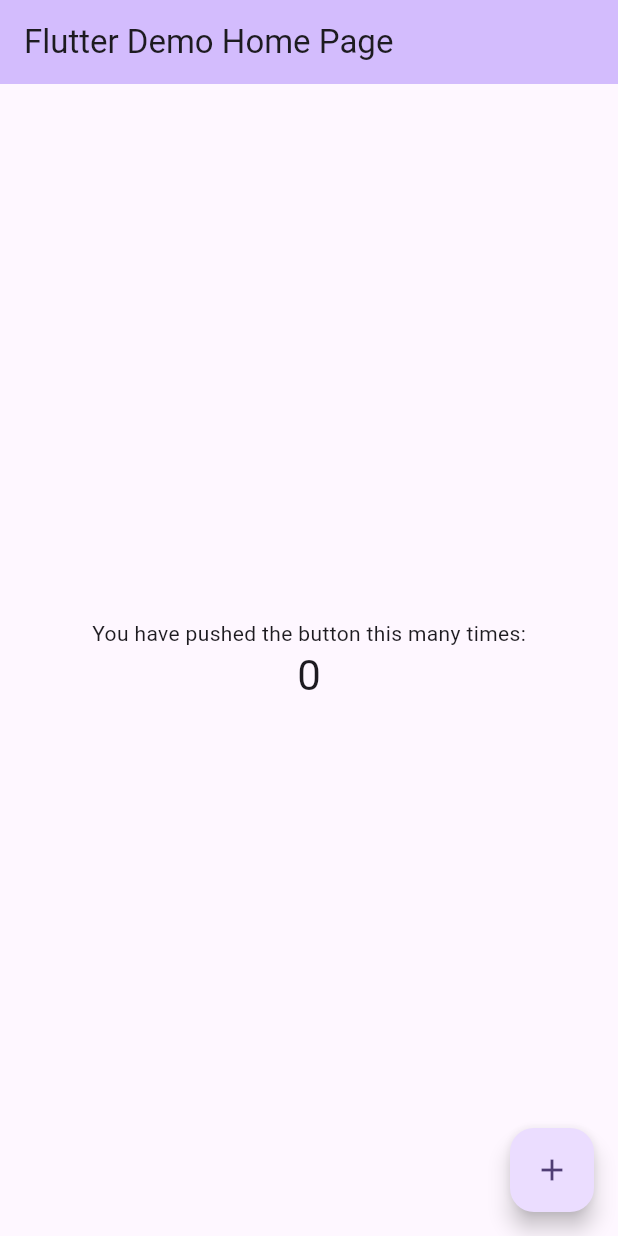
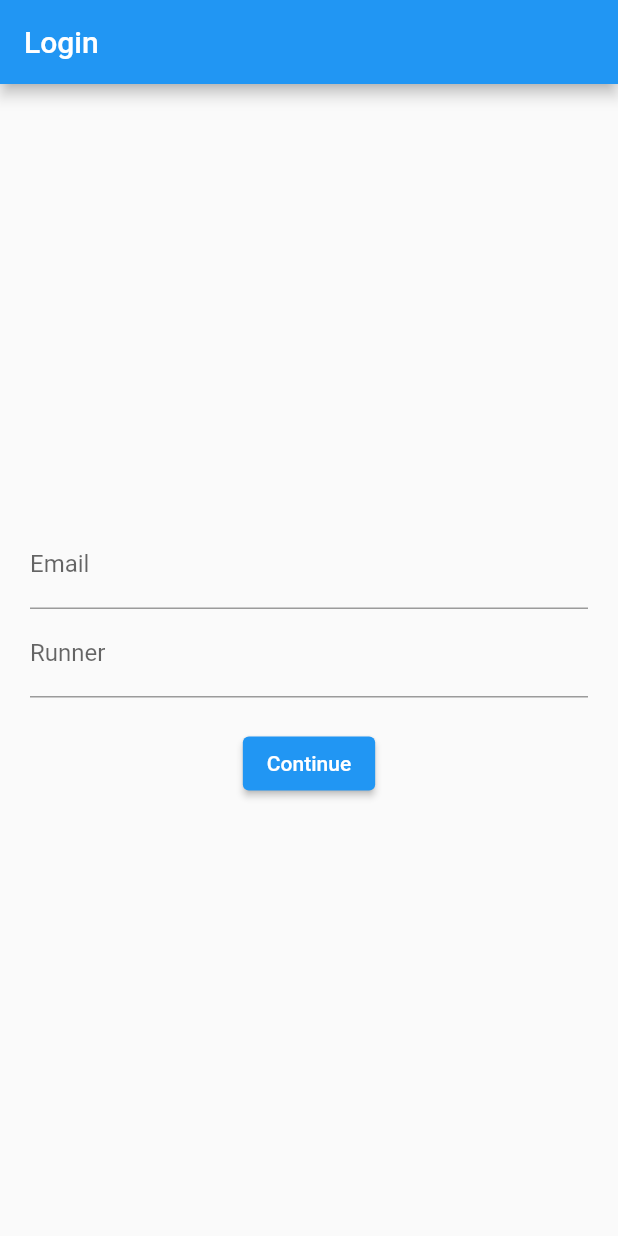
Before and after one commit to echajanessa/mobileprogramming, a Flutter app: the screen it shows after launch, on a phone screen of 412 x 824 dp. Run offline on Flutter 3.47's test engine with Material 2 defaults, Android fonts, the phone set to English and light mode, and no system bars.

Commit message:
exit commit

```diff
--- /dev/null
+++ b/lib/login_screen.dart
@@ -0,0 +1,94 @@
+import 'package:flutter/cupertino.dart';
+import 'package:flutter/material.dart';
+import 'package:pertemuan3/stopwatch.dart';
+
+class LoginScreen extends StatefulWidget {
+  const LoginScreen({super.key});
+
+  @override
+  State<LoginScreen> createState() => _LoginScreenState();
+}
+
+class _LoginScreenState extends State<LoginScreen> {
+  final _nameController = TextEditingController();
+  final _emailController = TextEditingController();
+  final _foreKey = GlobalKey<FormState>();
+
+  bool loggedIn = false;
+  late String name;
+
+  void _validate() {
+    final form = _foreKey.currentState;
+    if (!form!.validate()) {
+      return;
+    }
+
+    final name = _nameController.text;
+    final email = _emailController.text;
+
+    Navigator.of(context).push(
+      MaterialPageRoute(builder: (_) => StopWatch(name: name, email: email)),
+    );
+  }
+
+  @override
+  Widget build(BuildContext context) {
+    return Scaffold(
+      appBar: AppBar(
+        title: Text('Login'),
+      ),
+      body: Center(
+        child: _buildLoginForm(),
+      ),
+    );
+  }
+
+  Widget _buildSuccess() {
+    return Column(
+      mainAxisAlignment: MainAxisAlignment.center,
+      children: [
+        Icon(Icons.check, color: Colors.orangeAccent),
+        Text('Hi $name!'),
+      ],
+    );
+  }
+
+  Widget _buildLoginForm() {
+    return Form(
+      key: _foreKey,
+      child: Padding(
+        padding: const EdgeInsets.all(20.0),
+        child: Column(
+          mainAxisAlignment: MainAxisAlignment.center,
+          children: [
+            TextFormField(
+              controller: _emailController,
+              keyboardType: TextInputType.emailAddress,
+              decoration: InputDecoration(labelText: 'Email'),
+              validator: (text) {
+                if (text!.isEmpty) {
+                  return 'Enter Email.';
+                }
+                final regex = RegExp('[^@]+@[^\.]+\..+');
+                if (!regex.hasMatch(text)) {
+                  return 'Enter a valid email';
+                }
+                return null;
+              },
+            ),
+            TextFormField(
+              controller: _nameController,
+              decoration: InputDecoration(labelText: 'Runner'),
+              validator: (text) => text!.isEmpty ? 'Enter the runner\'s name.' : null,
+            ),
+            SizedBox(height: 20),
+            ElevatedButton(
+                onPressed: _validate,
+                child: Text('Continue')
+            )
+          ],
+        ),
+      ),
+    );
+  }
+}
--- a/lib/main.dart
+++ b/lib/main.dart
@@ -1,125 +1,13 @@
 import 'package:flutter/material.dart';
+import 'package:pertemuan3/login_screen.dart';
+import 'package:pertemuan3/stopwatch.dart';
 
-void main() {
-  runApp(const MyApp());
-}
+void main() => runApp(StopwatchApp());
 
-class MyApp extends StatelessWidget {
-  const MyApp({super.key});
-
-  // This widget is the root of your application.
-  @override
+class StopwatchApp extends StatelessWidget{
   Widget build(BuildContext context) {
     return MaterialApp(
-      title: 'Flutter Demo',
-      theme: ThemeData(
-        // This is the theme of your application.
-        //
-        // TRY THIS: Try running your application with "flutter run". You'll see
-        // the application has a blue toolbar. Then, without quitting the app,
-        // try changing the seedColor in the colorScheme below to Colors.green
-        // and then invoke "hot reload" (save your changes or press the "hot
-        // reload" button in a Flutter-supported IDE, or press "r" if you used
-        // the command line to start the app).
-        //
-        // Notice that the counter didn't reset back to zero; the application
-        // state is not lost during the reload. To reset the state, use hot
-        // restart instead.
-        //
-        // This works for code too, not just values: Most code changes can be
-        // tested with just a hot reload.
-        colorScheme: ColorScheme.fromSeed(seedColor: Colors.deepPurple),
-        useMaterial3: true,
-      ),
-      home: const MyHomePage(title: 'Flutter Demo Home Page'),
+      home: LoginScreen(),
     );
   }
 }
-
-class MyHomePage extends StatefulWidget {
-  const MyHomePage({super.key, required this.title});
-
-  // This widget is the home page of your application. It is stateful, meaning
-  // that it has a State object (defined below) that contains fields that affect
-  // how it looks.
-
-  // This class is the configuration for the state. It holds the values (in this
-  // case the title) provided by the parent (in this case the App widget) and
-  // used by the build method of the State. Fields in a Widget subclass are
-  // always marked "final".
-
-  final String title;
-
-  @override
-  State<MyHomePage> createState() => _MyHomePageState();
-}
-
-class _MyHomePageState extends State<MyHomePage> {
-  int _counter = 0;
-
-  void _incrementCounter() {
-    setState(() {
-      // This call to setState tells the Flutter framework that something has
-      // changed in this State, which causes it to rerun the build method below
-      // so that the display can reflect the updated values. If we changed
-      // _counter without calling setState(), then the build method would not be
-      // called again, and so nothing would appear to happen.
-      _counter++;
-    });
-  }
-
-  @override
-  Widget build(BuildContext context) {
-    // This method is rerun every time setState is called, for instance as done
-    // by the _incrementCounter method above.
-    //
-    // The Flutter framework has been optimized to make rerunning build methods
-    // fast, so that you can just rebuild anything that needs updating rather
-    // than having to individually change instances of widgets.
-    return Scaffold(
-      appBar: AppBar(
-        // TRY THIS: Try changing the color here to a specific color (to
-        // Colors.amber, perhaps?) and trigger a hot reload to see the AppBar
-        // change color while the other colors stay the same.
-        backgroundColor: Theme.of(context).colorScheme.inversePrimary,
-        // Here we take the value from the MyHomePage object that was created by
-        // the App.build method, and use it to set our appbar title.
-        title: Text(widget.title),
-      ),
-      body: Center(
-        // Center is a layout widget. It takes a single child and positions it
-        // in the middle of the parent.
-        child: Column(
-          // Column is also a layout widget. It takes a list of children and
-          // arranges them vertically. By default, it sizes itself to fit its
-          // children horizontally, and tries to be as tall as its parent.
-          //
-          // Column has various properties to control how it sizes itself and
-          // how it positions its children. Here we use mainAxisAlignment to
-          // center the children vertically; the main axis here is the vertical
-          // axis because Columns are vertical (the cross axis would be
-          // horizontal).
-          //
-          // TRY THIS: Invoke "debug painting" (choose the "Toggle Debug Paint"
-          // action in the IDE, or press "p" in the console), to see the
-          // wireframe for each widget.
-          mainAxisAlignment: MainAxisAlignment.center,
-          children: <Widget>[
-            const Text(
-              'You have pushed the button this many times:',
-            ),
-            Text(
-              '$_counter',
-              style: Theme.of(context).textTheme.headlineMedium,
-            ),
-          ],
-        ),
-      ),
-      floatingActionButton: FloatingActionButton(
-        onPressed: _incrementCounter,
-        tooltip: 'Increment',
-        child: const Icon(Icons.add),
-      ), // This trailing comma makes auto-formatting nicer for build methods.
-    );
-  }
-}
```
Also changed, not shown: lib/about_screen.dart (added, +19 -0 lines), lib/stopwatch.dart (added, +181 -0 lines), 1 other file.
